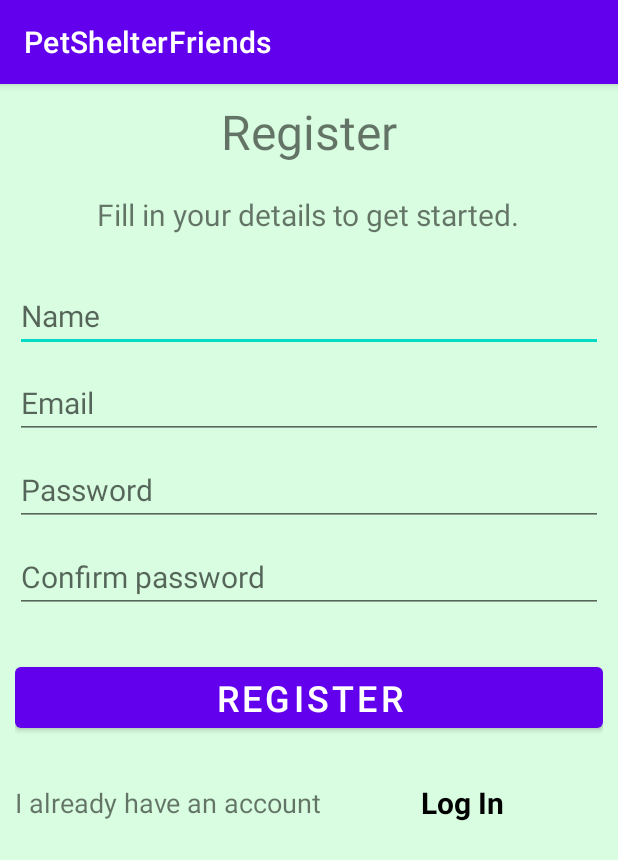
After one commit to Rus-Laviniu-Marius/PRIETENII-ADAPOSTURILOR-PENTRU-ANIMALE, an Android app: the RegisterActivity screen opened directly, with no data from a screen before it, on a phone screen of 412 x 824 dp. The commit adds this screen. Shown: the top 860 px of the screen. Run offline under Robolectric (Android 15) with nearby library versions, the light colour scheme and no system bars; our stand-ins replace Firebase (no records; nobody signed in at launch, a user with empty details on screens opened directly).

Commit message:
Add email and password login and registration feature implementation

```diff
--- /dev/null
+++ b/app/src/main/java/com/pet/shelter/friends/authentication/RegisterActivity.java
@@ -0,0 +1,107 @@
+package com.pet.shelter.friends.authentication;
+
+import androidx.annotation.NonNull;
+import androidx.appcompat.app.AppCompatActivity;
+
+import android.app.ProgressDialog;
+import android.content.Intent;
+import android.os.Bundle;
+import android.util.Log;
+import android.view.View;
+import android.widget.Button;
+import android.widget.EditText;
+import android.widget.Toast;
+
+import com.google.android.gms.tasks.OnCompleteListener;
+import com.google.android.gms.tasks.Task;
+import com.google.firebase.auth.AuthResult;
+import com.google.firebase.auth.FirebaseAuth;
+import com.google.firebase.auth.FirebaseUser;
+import com.pet.shelter.friends.HomeActivity;
+import com.pet.shelter.friends.R;
+
+public class RegisterActivity extends AppCompatActivity {
+
+    private static final String TAG = "RegisterActivity";
+    private FirebaseAuth mAuth;
+    private FirebaseUser mUser;
+    private EditText nameEditText, emailEditText, passwordEditText, confirmPasswordEditText;
+    private Button registerButton;
+    private String emailPattern = "[a-zA-Z0-9._-]+@[a-z]+\\.+[a-z]+";
+    private ProgressDialog progressDialog;
+
+    @Override
+    protected void onCreate(Bundle savedInstanceState) {
+        super.onCreate(savedInstanceState);
+        setContentView(R.layout.activity_register);
+
+        mAuth = FirebaseAuth.getInstance();
+        mUser = mAuth.getCurrentUser();
+
+        nameEditText = findViewById(R.id.registerName_editText);
+        emailEditText = findViewById(R.id.registerEmail_editText);
+        passwordEditText = findViewById(R.id.registerPassword_editText);
+        confirmPasswordEditText = findViewById(R.id.registerConfirmPassword_editText);
+
+        progressDialog = new ProgressDialog(this);
+
+        registerButton = findViewById(R.id.register_button);
+
+
+        registerButton.setOnClickListener(new View.OnClickListener() {
+
+
+            @Override
+            public void onClick(View v) {
+                registerNewlyCreatedUser();
+            }
+        });
+
+    }
+
+    private void registerNewlyCreatedUser() {
+
+        String email = emailEditText.getText().toString();
+        String password = passwordEditText.getText().toString();
+        String confirmPassword = confirmPasswordEditText.getText().toString();
+
+        if(!email.matches(emailPattern)) {
+            emailEditText.setError("Enter a valid email address");
+            emailEditText.requestFocus();
+        } else if(password.isEmpty() || password.length() < 6) {
+                passwordEditText.setError("Enter a solid password");
+                passwordEditText.requestFocus();
+        } else if (!password.equals(confirmPassword)){
+            confirmPasswordEditText.setError("Passwords does not match");
+            confirmPasswordEditText.requestFocus();
+        } else {
+            progressDialog.setMessage("Please wait while registration ...");
+            progressDialog.setTitle("Registration");
+            progressDialog.setCanceledOnTouchOutside(false);
+            progressDialog.show();
+
+            mAuth.createUserWithEmailAndPassword(email, password).addOnCompleteListener(new OnCompleteListener<AuthResult>() {
+                @Override
+                public void onComplete(@NonNull Task<AuthResult> task) {
+                    if(task.isSuccessful()) {
+                        progressDialog.dismiss();
+                        sendUserToNextActivity();
+                        Toast.makeText(RegisterActivity.this, "Registration Successfully", Toast.LENGTH_SHORT).show();
+                    } else {
+                        progressDialog.dismiss();
+                        Toast.makeText(RegisterActivity.this, ""+task.getException(), Toast.LENGTH_SHORT).show();
+                    }
+                }
+            });
+
+        }
+
+
+    }
+
+    private void sendUserToNextActivity() {
+        Intent intent = new Intent(RegisterActivity.this, HomeActivity.class);
+        intent.setFlags(Intent.FLAG_ACTIVITY_CLEAR_TASK| Intent.FLAG_ACTIVITY_NEW_TASK);
+        startActivity(intent);
+    }
+}
--- /dev/null
+++ b/app/src/main/res/layout/activity_register.xml
@@ -0,0 +1,121 @@
+<?xml version="1.0" encoding="utf-8"?>
+<ScrollView xmlns:android="http://schemas.android.com/apk/res/android"
+    xmlns:tools="http://schemas.android.com/tools"
+    android:layout_width="match_parent"
+    android:layout_height="match_parent"
+    tools:context=".authentication.RegisterActivity"
+    android:background="@color/main_background" >
+
+    <RelativeLayout
+        android:layout_width="wrap_content"
+        android:layout_height="wrap_content" >
+
+        <TextView
+            android:id="@+id/registerTitle_textView"
+            android:layout_width="wrap_content"
+            android:layout_height="wrap_content"
+            android:text="@string/register"
+            android:textSize="32sp"
+            android:layout_centerHorizontal="true"
+            android:layout_margin="10dp"/>
+
+        <TextView
+            android:id="@+id/registerSubTitle_textView"
+            android:layout_width="wrap_content"
+            android:layout_height="wrap_content"
+            android:text="@string/fill_in_your_details_to_get_started"
+            android:textSize="20sp"
+            android:layout_below="@+id/registerTitle_textView"
+            android:layout_centerHorizontal="true"
+            android:layout_margin="10dp"/>
+
+        <RelativeLayout
+            android:id="@+id/login_relativeLayout"
+            android:layout_width="match_parent"
+            android:layout_height="wrap_content"
+            android:layout_below="@id/registerSubTitle_textView"
+            android:layout_margin="10dp"
+            android:layout_centerHorizontal="true">
+            <EditText
+                android:id="@+id/registerName_editText"
+                android:layout_width="match_parent"
+                android:layout_height="wrap_content"
+                android:autofillHints="name"
+                android:inputType="text"
+                android:hint="@string/name"
+                android:textSize="20sp"
+                android:layout_marginTop="10dp"/>
+            <EditText
+                android:id="@+id/registerEmail_editText"
+                android:layout_width="match_parent"
+                android:layout_height="wrap_content"
+                android:autofillHints="emailAddress"
+                android:inputType="textEmailAddress"
+                android:hint="@string/email"
+                android:textSize="20sp"
+                android:layout_marginTop="10dp"
+                android:layout_below="@+id/registerName_editText"/>
+            <EditText
+                android:id="@+id/registerPassword_editText"
+                android:layout_width="match_parent"
+                android:layout_height="wrap_content"
+                android:autofillHints="password"
+                android:inputType="textPassword"
+                android:hint="@string/password"
+                android:textSize="20sp"
+                android:layout_below="@+id/registerEmail_editText"
+                android:layout_marginTop="10dp"/>
+            <EditText
+                android:id="@+id/registerConfirmPassword_editText"
+                android:layout_width="match_parent"
+                android:layout_height="wrap_content"
+                android:autofillHints="password"
+                android:inputType="textPassword"
+                android:hint="@string/confirm_password"
+                android:textSize="20sp"
+                android:layout_below="@+id/registerPassword_editText"
+                android:layout_marginTop="10dp"/>
+
+            <Button
+                android:id="@+id/register_button"
+                android:layout_width="match_parent"
+                android:layout_height="wrap_content"
+                android:text="@string/register"
+                android:layout_below="@id/registerConfirmPassword_editText"
+                android:layout_centerHorizontal="true"
+                android:textSize="24sp"
+                android:layout_marginTop="30dp"/>
+
+        </RelativeLayout>
+
+        <LinearLayout
+            android:id="@+id/account_linearLayout"
+            android:layout_width="match_parent"
+            android:layout_height="wrap_content"
+            android:layout_below="@id/login_relativeLayout"
+            android:orientation="horizontal"
+            android:layout_marginTop="20dp"
+            android:layout_marginLeft="10dp"
+            android:layout_marginRight="10dp"
+            android:layout_centerHorizontal="true">
+            <TextView
+                android:id="@+id/account_textView"
+                android:layout_width="wrap_content"
+                android:layout_height="wrap_content"
+                android:text="@string/i_already_have_an_account"
+                android:textSize="18sp"
+                android:layout_weight="1"
+                android:layout_gravity="center" />
+            <TextView
+                android:id="@+id/loginRegister_textView"
+                android:layout_width="wrap_content"
+                android:layout_height="wrap_content"
+                android:text="@string/log_in"
+                android:textSize="20sp"
+                android:textColor="@color/black"
+                android:textStyle="bold"
+                android:layout_weight="1" />
+        </LinearLayout>
+    </RelativeLayout>
+
+</ScrollView>
--- a/app/src/main/res/values/strings.xml
+++ b/app/src/main/res/values/strings.xml
@@ -13,4 +13,8 @@
     <string name="create_an_account">Create an account</string>
     <string name="google">Google</string>
     <string name="facebook">Facebook</string>
+    <string name="register">Register</string>
+    <string name="name">Name</string>
+    <string name="i_already_have_an_account">I already have an account</string>
+    <string name="confirm_password">Confirm password</string>
 </resources>
```
Also changed, not shown: app/build.gradle (+5 -5 lines), app/src/main/AndroidManifest.xml (+7 -0 lines), app/src/main/java/com/pet/shelter/friends/authentication/LoginActivity.java (+59 -36 lines), 1 other file.
